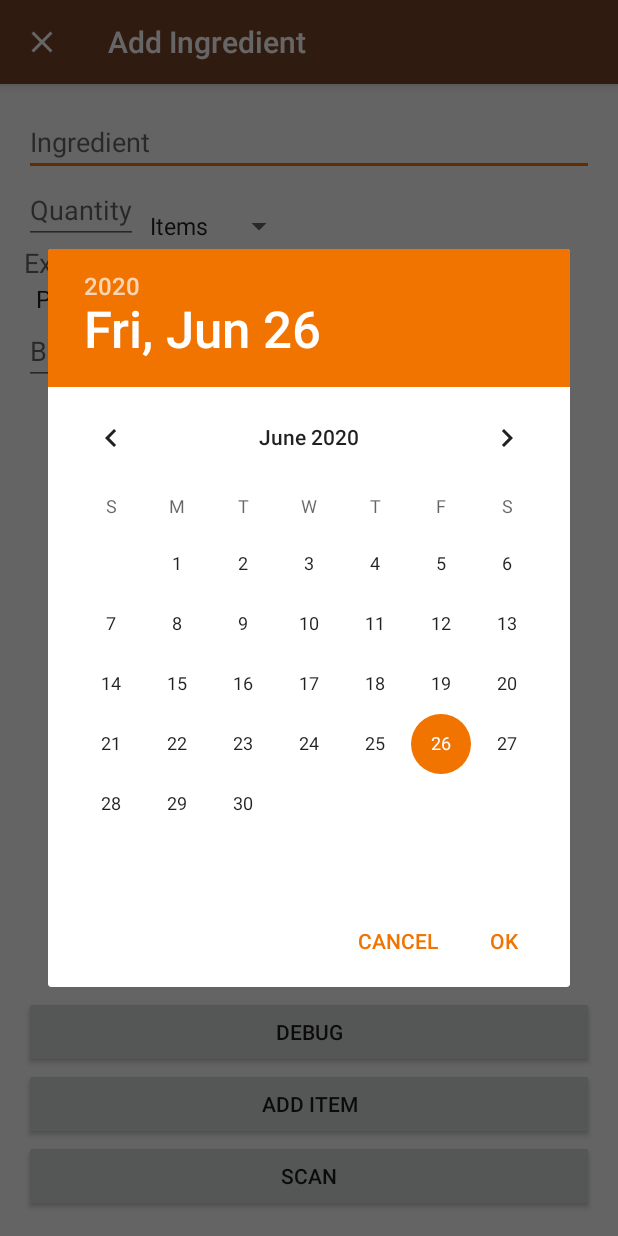
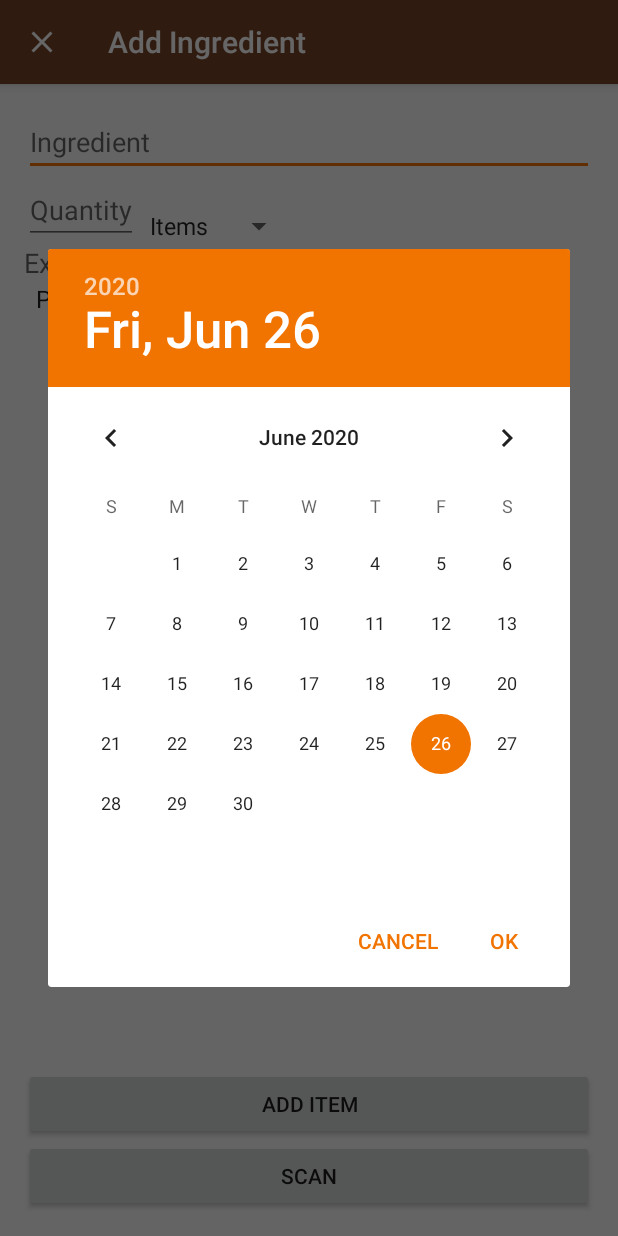
Before and after one commit to samuelfangjw/FoodCache, an Android app: the AddIngredientActivity screen opened directly, with no data from a screen before it, after a tap on an icon or button, on a phone screen of 412 x 824 dp. Run offline under Robolectric (Android 15) with nearby library versions, the phone set to English and light mode, and no system bars; our stand-ins replace Firebase (no records; nobody signed in at launch, a user with empty details on screens opened directly).

```diff
--- a/app/src/main/res/layout/activity_add_ingredient.xml
+++ b/app/src/main/res/layout/activity_add_ingredient.xml
@@ -54,14 +54,17 @@
         android:layout_height="wrap_content"
         android:layout_below="@id/tab_spinner"
         android:hint="@string/barcode"
-        android:inputType="number" />
+        android:inputType="number"
+        android:visibility="invisible"/>
 
     <Button
         android:layout_width="match_parent"
         android:layout_height="wrap_content"
         android:layout_above="@id/add_item"
         android:onClick="debugBarcode"
-        android:text="Debug" />
+        android:text="@string/debug"
+        android:visibility="invisible"
+        />
 
     <Button
         android:id="@+id/add_item"
--- a/app/src/main/res/values/strings.xml
+++ b/app/src/main/res/values/strings.xml
@@ -21,6 +21,7 @@
     <string name="description">Description</string>
     <string name="barcode">Barcode</string>
     <string name="foodcache">FoodCache</string>
+    <string name="debug">Debug</string>
 
     <string-array name="tabs">
         <item>Pantry</item>
```
Also changed, not shown: app/src/main/java/com/breakfastseta/foodcache/AddIngredientActivity.java (+58 -21 lines).
